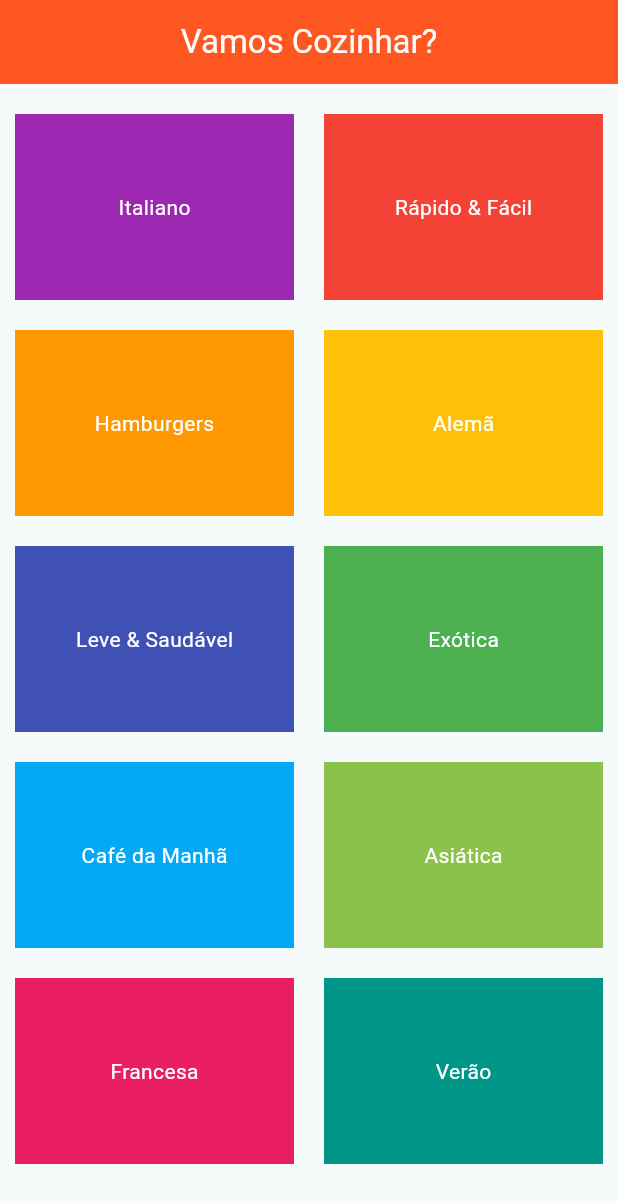
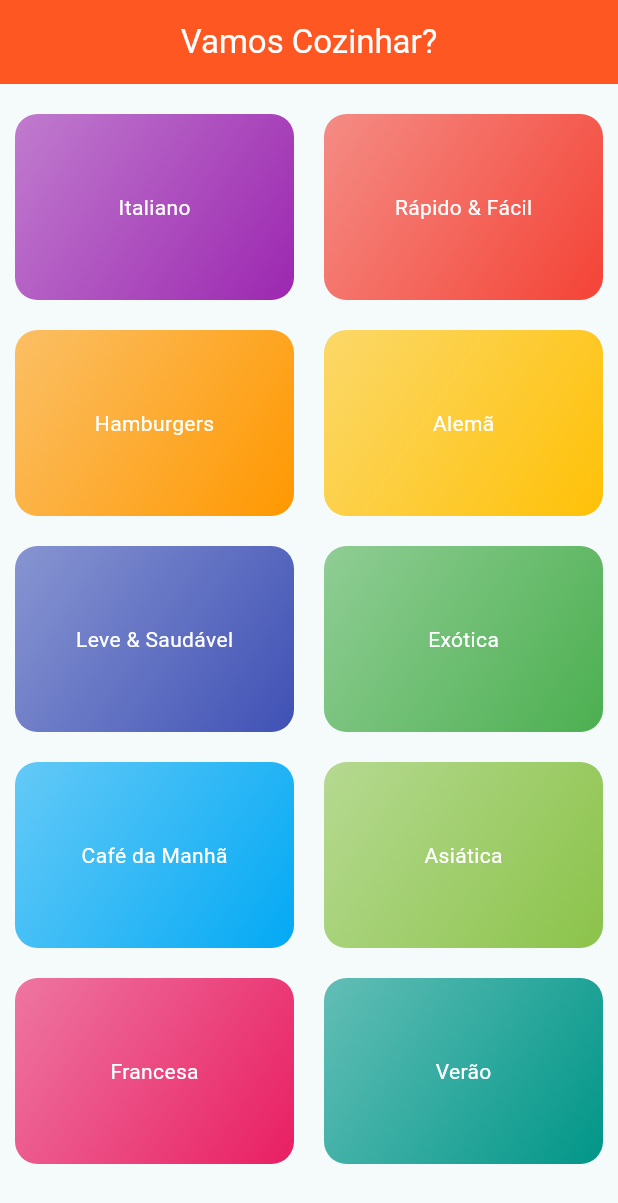
Before and after one commit to mateusalmeiida/comidas-app-flutter, a Flutter app: the screen it shows after launch, on a phone screen of 412 x 824 dp. Shown: the top 1203 px of the screen. Run offline on Flutter 3.47's test engine with Material 3 defaults, Android fonts, the phone set to English and light mode, and no system bars.

Commit message:
Mudanças na decoração do CategoryItem

```diff
--- a/lib/components/category_item.dart
+++ b/lib/components/category_item.dart
@@ -9,7 +9,12 @@ class CategoryItem extends StatelessWidget {
   @override
   Widget build(BuildContext context) {
     return Container(
-      color: category.color,
+      decoration: BoxDecoration(
+          borderRadius: BorderRadius.circular(15),
+          gradient: LinearGradient(
+              begin: Alignment.topLeft,
+              end: Alignment.bottomRight,
+              colors: [category.color.withValues(alpha: 0.6), category.color])),
       child: Center(
           child: Text(
         category.title,
--- a/lib/models/category.dart
+++ b/lib/models/category.dart
@@ -3,7 +3,7 @@ import 'package:flutter/material.dart';
 class Category {
   final String id;
   final String title;
-  final Color? color;
+  final Color color;
 
-  const Category({required this.id, required this.title, this.color});
+  const Category({required this.id, required this.title, required this.color});
 }
```
